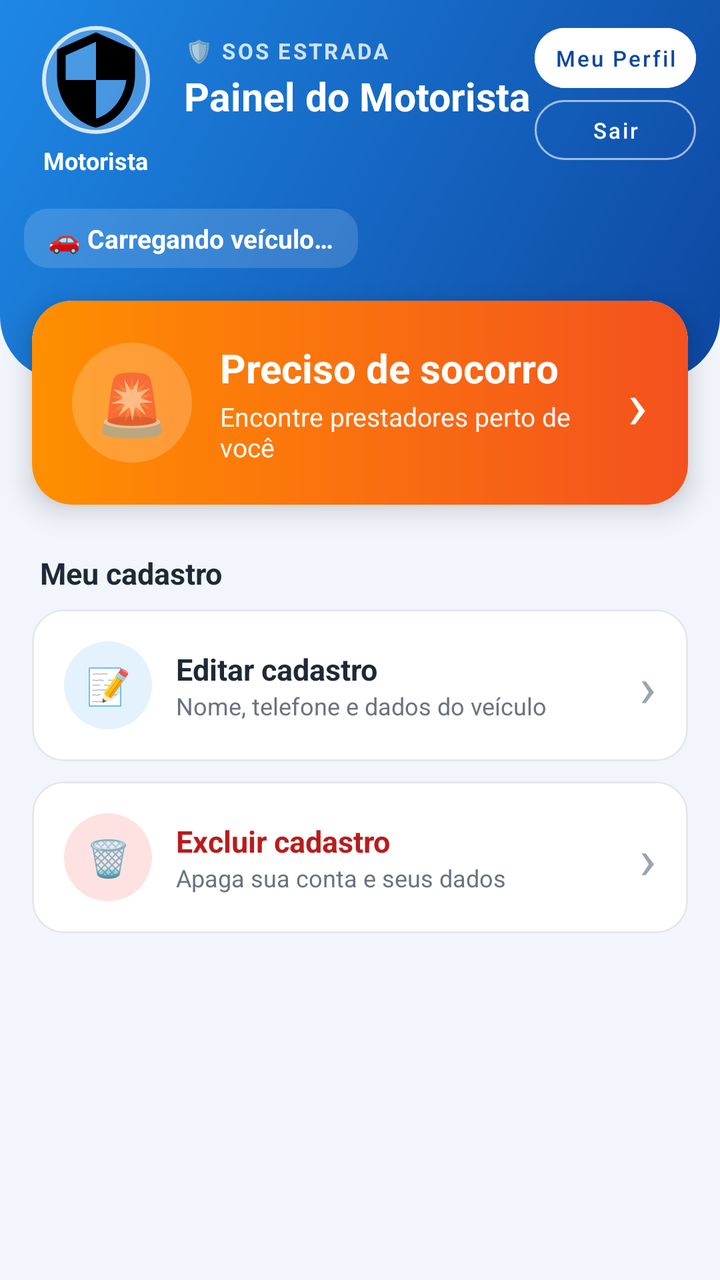
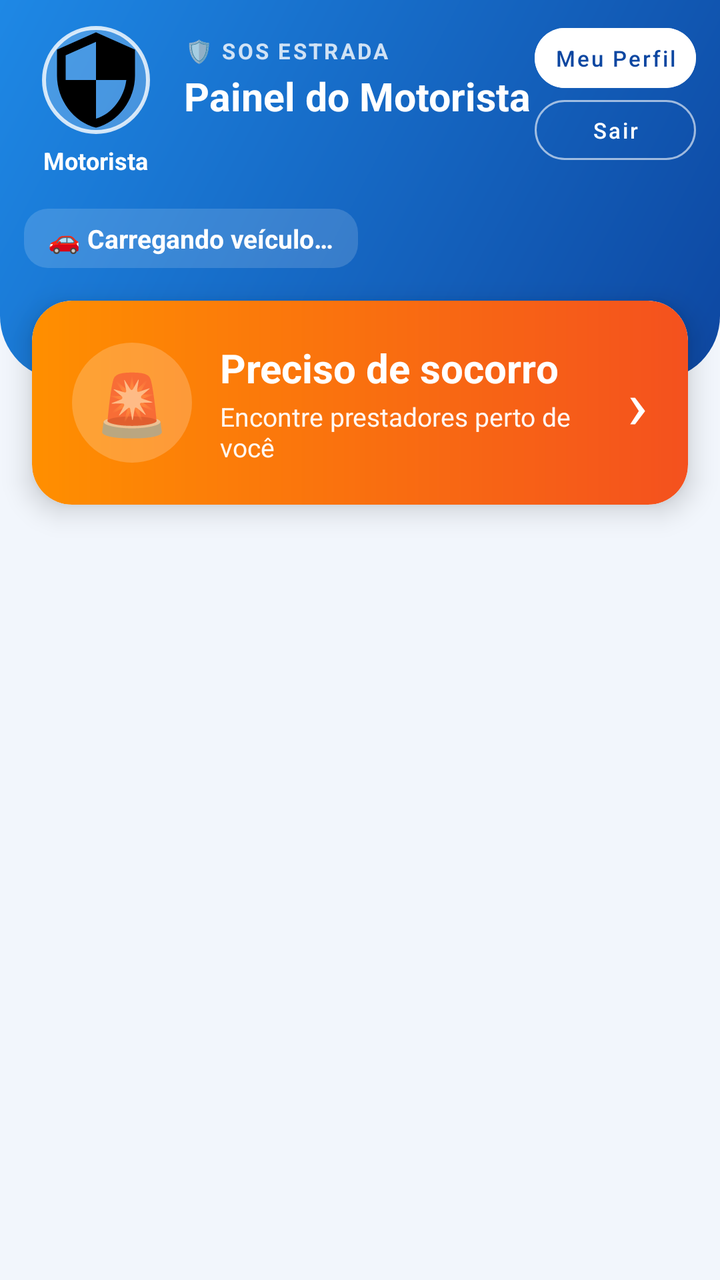

The first picture is an Android layout as it rendered before a commit; the second is the same layout after the commit. The layout source and the unified diff follow.
<!-- AndroidManifest.xml: application theme Theme.MaterialComponents.Light.NoActionBar -->
<!-- res/layout/activity_motorista_dashboard.xml -->
<?xml version="1.0" encoding="utf-8"?>
<ScrollView xmlns:android="http://schemas.android.com/apk/res/android"
    xmlns:app="http://schemas.android.com/apk/res-auto"
    xmlns:tools="http://schemas.android.com/tools"
    android:layout_width="match_parent"
    android:layout_height="match_parent"
    android:background="@color/motorista_fundo"
    android:fillViewport="true"
    android:fitsSystemWindows="true"
    tools:context=".MotoristaDashboardActivity">

    <LinearLayout
        android:layout_width="match_parent"
        android:layout_height="wrap_content"
        android:orientation="vertical">

        
        <LinearLayout
            android:layout_width="match_parent"
            android:layout_height="wrap_content"
            android:background="@drawable/bg_motorista_header"
            android:orientation="vertical"
            android:paddingStart="12dp"
            android:paddingTop="12dp"
            android:paddingEnd="12dp"
            android:paddingBottom="56dp">

            <LinearLayout
                android:layout_width="match_parent"
                android:layout_height="wrap_content"
                android:gravity="top"
                android:orientation="horizontal">

                
                <LinearLayout
                    android:layout_width="72dp"
                    android:layout_height="wrap_content"
                    android:gravity="center_horizontal"
                    android:orientation="vertical">

                    <com.google.android.material.imageview.ShapeableImageView
                        android:id="@+id/ivFotoMotoristaPainel"
                        android:layout_width="56dp"
                        android:layout_height="56dp"
                        android:background="#33FFFFFF"
                        android:padding="2dp"
                        android:scaleType="centerCrop"
                        android:src="@drawable/ic_admin"
                        app:shapeAppearanceOverlay="@style/AdminLogoCircular"
                        app:strokeColor="#CCFFFFFF"
                        app:strokeWidth="2dp" />

                    <TextView
                        android:id="@+id/tvNomeMotoristaPainel"
                        android:layout_width="wrap_content"
                        android:layout_height="wrap_content"
                        android:layout_marginTop="4dp"
                        android:ellipsize="end"
                        android:gravity="center"
                        android:maxLines="1"
                        android:text="Motorista"
                        android:textColor="@android:color/white"
                        android:textSize="12sp"
                        android:textStyle="bold" />
                </LinearLayout>

                <LinearLayout
                    android:layout_width="0dp"
                    android:layout_height="wrap_content"
                    android:layout_marginStart="8dp"
                    android:layout_marginTop="6dp"
                    android:layout_weight="1"
                    android:orientation="vertical">

                    <TextView
                        android:layout_width="wrap_content"
                        android:layout_height="wrap_content"
                        android:letterSpacing="0.1"
                        android:text="🛡️ SOS ESTRADA"
                        android:textColor="#CCFFFFFF"
                        android:textSize="11sp"
                        android:textStyle="bold" />

                    <TextView
                        android:layout_width="match_parent"
                        android:layout_height="28dp"
                        android:layout_marginTop="2dp"
                        android:maxLines="1"
                        android:text="Painel do Motorista"
                        android:textColor="@android:color/white"
                        android:textStyle="bold"
                        app:autoSizeMaxTextSize="20sp"
                        app:autoSizeMinTextSize="13sp"
                        app:autoSizeTextType="uniform" />
                </LinearLayout>

                <LinearLayout
                    android:layout_width="wrap_content"
                    android:layout_height="wrap_content"
                    android:layout_marginTop="2dp"
                    android:orientation="vertical">

                    <com.google.android.material.button.MaterialButton
                        android:id="@+id/btnMeuPerfilMotorista"
                        style="@style/Widget.MaterialComponents.Button.UnelevatedButton"
                        android:layout_width="match_parent"
                        android:layout_height="30dp"
                        android:backgroundTint="@android:color/white"
                        android:insetTop="0dp"
                        android:insetBottom="0dp"
                        android:minWidth="0dp"
                        android:minHeight="0dp"
                        android:paddingStart="10dp"
                        android:paddingEnd="10dp"
                        android:text="Meu Perfil"
                        android:textAllCaps="false"
                        android:textColor="@color/motorista_azul_escuro"
                        android:textSize="11sp"
                        app:cornerRadius="15dp" />

                    <com.google.android.material.button.MaterialButton
                        android:id="@+id/btnVoltar"
                        style="@style/Widget.MaterialComponents.Button.OutlinedButton"
                        android:layout_width="match_parent"
                        android:layout_height="30dp"
                        android:layout_marginTop="6dp"
                        android:insetTop="0dp"
                        android:insetBottom="0dp"
                        android:minWidth="0dp"
                        android:minHeight="0dp"
                        android:paddingStart="10dp"
                        android:paddingEnd="10dp"
                        android:text="Sair"
                        android:textAllCaps="false"
                        android:textColor="@android:color/white"
                        android:textSize="11sp"
                        app:cornerRadius="15dp"
                        app:strokeColor="#99FFFFFF" />
                </LinearLayout>
            </LinearLayout>

            
            <TextView
                android:id="@+id/tvVeiculoPainel"
                android:layout_width="wrap_content"
                android:layout_height="wrap_content"
                android:layout_marginTop="16dp"
                android:background="@drawable/bg_admin_chip"
                android:backgroundTint="#26FFFFFF"
                android:paddingStart="12dp"
                android:paddingTop="6dp"
                android:paddingEnd="12dp"
                android:paddingBottom="6dp"
                android:text="🚗 Carregando veículo…"
                android:textColor="@android:color/white"
                android:textSize="13sp"
                android:textStyle="bold" />
        </LinearLayout>

        
        <com.google.android.material.card.MaterialCardView
            android:id="@+id/btnSocorro"
            android:layout_width="match_parent"
            android:layout_height="wrap_content"
            android:layout_marginStart="16dp"
            android:layout_marginTop="-40dp"
            android:layout_marginEnd="16dp"
            android:clickable="true"
            android:focusable="true"
            app:cardCornerRadius="20dp"
            app:cardElevation="8dp">

            <LinearLayout
                android:layout_width="match_parent"
                android:layout_height="wrap_content"
                android:background="@drawable/bg_motorista_socorro"
                android:gravity="center_vertical"
                android:orientation="horizontal"
                android:padding="20dp">

                <TextView
                    android:layout_width="60dp"
                    android:layout_height="60dp"
                    android:background="@drawable/bg_admin_avatar"
                    android:backgroundTint="#33FFFFFF"
                    android:gravity="center"
                    android:text="🚨"
                    android:textSize="30sp" />

                <LinearLayout
                    android:layout_width="0dp"
                    android:layout_height="wrap_content"
                    android:layout_marginStart="14dp"
                    android:layout_weight="1"
                    android:orientation="vertical">

                    <TextView
                        android:layout_width="wrap_content"
                        android:layout_height="wrap_content"
                        android:text="Preciso de socorro"
                        android:textColor="@android:color/white"
                        android:textSize="20sp"
                        android:textStyle="bold" />

                    <TextView
                        android:layout_width="wrap_content"
                        android:layout_height="wrap_content"
                        android:layout_marginTop="2dp"
                        android:text="Encontre prestadores perto de você"
                        android:textColor="#F2FFFFFF"
                        android:textSize="13sp" />
                </LinearLayout>

                <TextView
                    android:layout_width="wrap_content"
                    android:layout_height="wrap_content"
                    android:text="›"
                    android:textColor="@android:color/white"
                    android:textSize="34sp" />
            </LinearLayout>
        </com.google.android.material.card.MaterialCardView>

        <TextView
            android:layout_width="wrap_content"
            android:layout_height="wrap_content"
            android:layout_marginStart="20dp"
            android:layout_marginTop="24dp"
            android:layout_marginBottom="8dp"
            android:text="Meu cadastro"
            android:textColor="@color/admin_texto"
            android:textSize="15sp"
            android:textStyle="bold" />

        
        <com.google.android.material.card.MaterialCardView
            android:id="@+id/btnCadastrar"
            style="@style/AdminCard"
            android:layout_marginStart="16dp"
            android:layout_marginEnd="16dp"
            android:clickable="true"
            android:focusable="true">

            <LinearLayout
                android:layout_width="match_parent"
                android:layout_height="wrap_content"
                android:gravity="center_vertical"
                android:orientation="horizontal"
                android:padding="16dp">

                <TextView
                    style="@style/AdminAvatar"
                    android:layout_width="44dp"
                    android:layout_height="44dp"
                    android:backgroundTint="@color/motorista_azul_claro"
                    android:text="📝"
                    android:textSize="18sp" />

                <LinearLayout
                    android:layout_width="0dp"
                    android:layout_height="wrap_content"
                    android:layout_marginStart="12dp"
                    android:layout_weight="1"
                    android:orientation="vertical">

                    <TextView
                        style="@style/AdminTitulo"
                        android:text="Editar cadastro"
                        android:textSize="15sp" />

                    <TextView
                        android:layout_width="wrap_content"
                        android:layout_height="wrap_content"
                        android:text="Nome, telefone e dados do veículo"
                        android:textColor="@color/admin_texto_secundario"
                        android:textSize="12sp" />
                </LinearLayout>

                <TextView
                    android:layout_width="wrap_content"
                    android:layout_height="wrap_content"
                    android:text="›"
                    android:textColor="#9CA3AF"
                    android:textSize="28sp" />
            </LinearLayout>
        </com.google.android.material.card.MaterialCardView>

        
        <com.google.android.material.card.MaterialCardView
            android:id="@+id/btnExcluir"
            style="@style/AdminCard"
            android:layout_marginStart="16dp"
            android:layout_marginTop="10dp"
            android:layout_marginEnd="16dp"
            android:layout_marginBottom="24dp"
            android:clickable="true"
            android:focusable="true">

            <LinearLayout
                android:layout_width="match_parent"
                android:layout_height="wrap_content"
                android:gravity="center_vertical"
                android:orientation="horizontal"
                android:padding="16dp">

                <TextView
                    style="@style/AdminAvatar"
                    android:layout_width="44dp"
                    android:layout_height="44dp"
                    android:backgroundTint="@color/admin_vermelho_claro"
                    android:text="🗑️"
                    android:textSize="18sp" />

                <LinearLayout
                    android:layout_width="0dp"
                    android:layout_height="wrap_content"
                    android:layout_marginStart="12dp"
                    android:layout_weight="1"
                    android:orientation="vertical">

                    <TextView
                        style="@style/AdminTitulo"
                        android:text="Excluir cadastro"
                        android:textColor="#B91C1C"
                        android:textSize="15sp" />

                    <TextView
                        android:layout_width="wrap_content"
                        android:layout_height="wrap_content"
                        android:text="Apaga sua conta e seus dados"
                        android:textColor="@color/admin_texto_secundario"
                        android:textSize="12sp" />
                </LinearLayout>

                <TextView
                    android:layout_width="wrap_content"
                    android:layout_height="wrap_content"
                    android:text="›"
                    android:textColor="#9CA3AF"
                    android:textSize="28sp" />
            </LinearLayout>
        </com.google.android.material.card.MaterialCardView>
    </LinearLayout>
</ScrollView>
<!-- resources referenced by this layout -->
<resources>
  <color name="admin_texto">#1F2937</color>
  <color name="admin_texto_secundario">#6B7280</color>
  <color name="admin_vermelho_claro">#FEE2E2</color>
  <color name="motorista_azul_claro">#E3F2FD</color>
  <color name="motorista_azul_escuro">#0D47A1</color>
  <color name="motorista_fundo">#F2F6FC</color>
  <!-- drawable bg_admin_avatar (drawable) -->
  <?xml version="1.0" encoding="utf-8"?>
  <shape xmlns:android="http://schemas.android.com/apk/res/android" android:shape="oval">
      <solid android:color="#FFFFFF" />
  </shape>
  <!-- drawable bg_admin_chip (drawable) -->
  <?xml version="1.0" encoding="utf-8"?>
  <shape xmlns:android="http://schemas.android.com/apk/res/android" android:shape="rectangle">
      <solid android:color="#FFFFFF" />
      <corners android:radius="12dp" />
  </shape>
  <!-- drawable bg_motorista_header (drawable) -->
  <?xml version="1.0" encoding="utf-8"?>
  <shape xmlns:android="http://schemas.android.com/apk/res/android" android:shape="rectangle">
      <gradient
          android:angle="315"
          android:startColor="@color/motorista_azul"
          android:endColor="@color/motorista_azul_escuro" />
      <corners
          android:bottomLeftRadius="32dp"
          android:bottomRightRadius="32dp" />
  </shape>
  <!-- drawable bg_motorista_socorro (drawable) -->
  <?xml version="1.0" encoding="utf-8"?>
  <shape xmlns:android="http://schemas.android.com/apk/res/android" android:shape="rectangle">
      <gradient
          android:angle="0"
          android:startColor="@color/motorista_socorro_inicio"
          android:endColor="@color/motorista_socorro_fim" />
      <corners android:radius="20dp" />
  </shape>
  <!-- drawable ic_admin (drawable) -->
  <vector xmlns:android="http://schemas.android.com/apk/res/android"
      android:width="24dp"
      android:height="24dp"
      android:viewportWidth="24"
      android:viewportHeight="24">
      <path
          android:fillColor="#FF000000"
          android:pathData="M12,1L3,5v6c0,5.55 3.84,10.74 9,12 5.16,-1.26 9,-6.45 9,-12V5l-9,-4zM12,11.99h7c-0.53,4.12 -3.28,7.79 -7,8.94V12H5V6.3l7,-3.11v8.8z"/>
  </vector>
  <style name="AdminAvatar">
          <item name="android:layout_width">48dp</item>
          <item name="android:layout_height">48dp</item>
          <item name="android:background">@drawable/bg_admin_avatar</item>
          <item name="android:gravity">center</item>
          <item name="android:textColor">@android:color/white</item>
          <item name="android:textSize">17sp</item>
          <item name="android:textStyle">bold</item>
      </style>
  <style name="AdminCard">
          <item name="android:layout_width">match_parent</item>
          <item name="android:layout_height">wrap_content</item>
          <item name="cardBackgroundColor">@android:color/white</item>
          <item name="cardCornerRadius">16dp</item>
          <item name="cardElevation">0dp</item>
          <item name="strokeColor">@color/admin_borda</item>
          <item name="strokeWidth">1dp</item>
      </style>
  <style name="AdminLogoCircular">
          <item name="cornerFamily">rounded</item>
          <item name="cornerSize">50%</item>
      </style>
  <style name="AdminTitulo">
          <item name="android:layout_width">wrap_content</item>
          <item name="android:layout_height">wrap_content</item>
          <item name="android:textColor">@color/admin_texto</item>
          <item name="android:textSize">16sp</item>
          <item name="android:textStyle">bold</item>
      </style>
  <color name="motorista_azul">#1E88E5</color>
  <color name="motorista_socorro_inicio">#FF8F00</color>
  <color name="motorista_socorro_fim">#F4511E</color>
  <color name="admin_borda">#E5E7EB</color>
</resources>

<!-- the commit's change to res/layout/activity_motorista_dashboard.xml (unified diff, before → after) -->
@@ -220,124 +220,5 @@
             </LinearLayout>
         </com.google.android.material.card.MaterialCardView>
 
-        <TextView
-            android:layout_width="wrap_content"
-            android:layout_height="wrap_content"
-            android:layout_marginStart="20dp"
-            android:layout_marginTop="24dp"
-            android:layout_marginBottom="8dp"
-            android:text="Meu cadastro"
-            android:textColor="@color/admin_texto"
-            android:textSize="15sp"
-            android:textStyle="bold" />
-
-        
-        <com.google.android.material.card.MaterialCardView
-            android:id="@+id/btnCadastrar"
-            style="@style/AdminCard"
-            android:layout_marginStart="16dp"
-            android:layout_marginEnd="16dp"
-            android:clickable="true"
-            android:focusable="true">
-
-            <LinearLayout
-                android:layout_width="match_parent"
-                android:layout_height="wrap_content"
-                android:gravity="center_vertical"
-                android:orientation="horizontal"
-                android:padding="16dp">
-
-                <TextView
-                    style="@style/AdminAvatar"
-                    android:layout_width="44dp"
-                    android:layout_height="44dp"
-                    android:backgroundTint="@color/motorista_azul_claro"
-                    android:text="📝"
-                    android:textSize="18sp" />
-
-                <LinearLayout
-                    android:layout_width="0dp"
-                    android:layout_height="wrap_content"
-                    android:layout_marginStart="12dp"
-                    android:layout_weight="1"
-                    android:orientation="vertical">
-
-                    <TextView
-                        style="@style/AdminTitulo"
-                        android:text="Editar cadastro"
-                        android:textSize="15sp" />
-
-                    <TextView
-                        android:layout_width="wrap_content"
-                        android:layout_height="wrap_content"
-                        android:text="Nome, telefone e dados do veículo"
-                        android:textColor="@color/admin_texto_secundario"
-                        android:textSize="12sp" />
-                </LinearLayout>
-
-                <TextView
-                    android:layout_width="wrap_content"
-                    android:layout_height="wrap_content"
-                    android:text="›"
-                    android:textColor="#9CA3AF"
-                    android:textSize="28sp" />
-            </LinearLayout>
-        </com.google.android.material.card.MaterialCardView>
-
-        
-        <com.google.android.material.card.MaterialCardView
-            android:id="@+id/btnExcluir"
-            style="@style/AdminCard"
-            android:layout_marginStart="16dp"
-            android:layout_marginTop="10dp"
-            android:layout_marginEnd="16dp"
-            android:layout_marginBottom="24dp"
-            android:clickable="true"
-            android:focusable="true">
-
-            <LinearLayout
-                android:layout_width="match_parent"
-                android:layout_height="wrap_content"
-                android:gravity="center_vertical"
-                android:orientation="horizontal"
-                android:padding="16dp">
-
-                <TextView
-                    style="@style/AdminAvatar"
-                    android:layout_width="44dp"
-                    android:layout_height="44dp"
-                    android:backgroundTint="@color/admin_vermelho_claro"
-                    android:text="🗑️"
-                    android:textSize="18sp" />
-
-                <LinearLayout
-                    android:layout_width="0dp"
-                    android:layout_height="wrap_content"
-                    android:layout_marginStart="12dp"
-                    android:layout_weight="1"
-                    android:orientation="vertical">
-
-                    <TextView
-                        style="@style/AdminTitulo"
-                        android:text="Excluir cadastro"
-                        android:textColor="#B91C1C"
-                        android:textSize="15sp" />
-
-                    <TextView
-                        android:layout_width="wrap_content"
-                        android:layout_height="wrap_content"
-                        android:text="Apaga sua conta e seus dados"
-                        android:textColor="@color/admin_texto_secundario"
-                        android:textSize="12sp" />
-                </LinearLayout>
-
-                <TextView
-                    android:layout_width="wrap_content"
-                    android:layout_height="wrap_content"
-                    android:text="›"
-                    android:textColor="#9CA3AF"
-                    android:textSize="28sp" />
-            </LinearLayout>
-        </com.google.android.material.card.MaterialCardView>
     </LinearLayout>
 </ScrollView>
<!-- resource entries referenced after the edit -->
@@ -1,9 +1,5 @@
 <!-- resources referenced by this layout -->
 <resources>
-  <color name="admin_texto">#1F2937</color>
-  <color name="admin_texto_secundario">#6B7280</color>
-  <color name="admin_vermelho_claro">#FEE2E2</color>
-  <color name="motorista_azul_claro">#E3F2FD</color>
   <color name="motorista_azul_escuro">#0D47A1</color>
   <color name="motorista_fundo">#F2F6FC</color>
   <!-- drawable bg_admin_avatar (drawable) -->
@@ -47,38 +43,12 @@
           android:fillColor="#FF000000"
           android:pathData="M12,1L3,5v6c0,5.55 3.84,10.74 9,12 5.16,-1.26 9,-6.45 9,-12V5l-9,-4zM12,11.99h7c-0.53,4.12 -3.28,7.79 -7,8.94V12H5V6.3l7,-3.11v8.8z"/>
   </vector>
-  <style name="AdminAvatar">
-          <item name="android:layout_width">48dp</item>
-          <item name="android:layout_height">48dp</item>
-          <item name="android:background">@drawable/bg_admin_avatar</item>
-          <item name="android:gravity">center</item>
-          <item name="android:textColor">@android:color/white</item>
-          <item name="android:textSize">17sp</item>
-          <item name="android:textStyle">bold</item>
-      </style>
-  <style name="AdminCard">
-          <item name="android:layout_width">match_parent</item>
-          <item name="android:layout_height">wrap_content</item>
-          <item name="cardBackgroundColor">@android:color/white</item>
-          <item name="cardCornerRadius">16dp</item>
-          <item name="cardElevation">0dp</item>
-          <item name="strokeColor">@color/admin_borda</item>
-          <item name="strokeWidth">1dp</item>
-      </style>
   <style name="AdminLogoCircular">
           <item name="cornerFamily">rounded</item>
           <item name="cornerSize">50%</item>
       </style>
-  <style name="AdminTitulo">
-          <item name="android:layout_width">wrap_content</item>
-          <item name="android:layout_height">wrap_content</item>
-          <item name="android:textColor">@color/admin_texto</item>
-          <item name="android:textSize">16sp</item>
-          <item name="android:textStyle">bold</item>
-      </style>
   <color name="motorista_azul">#1E88E5</color>
   <color name="motorista_socorro_inicio">#FF8F00</color>
   <color name="motorista_socorro_fim">#F4511E</color>
-  <color name="admin_borda">#E5E7EB</color>
 </resources>
 
